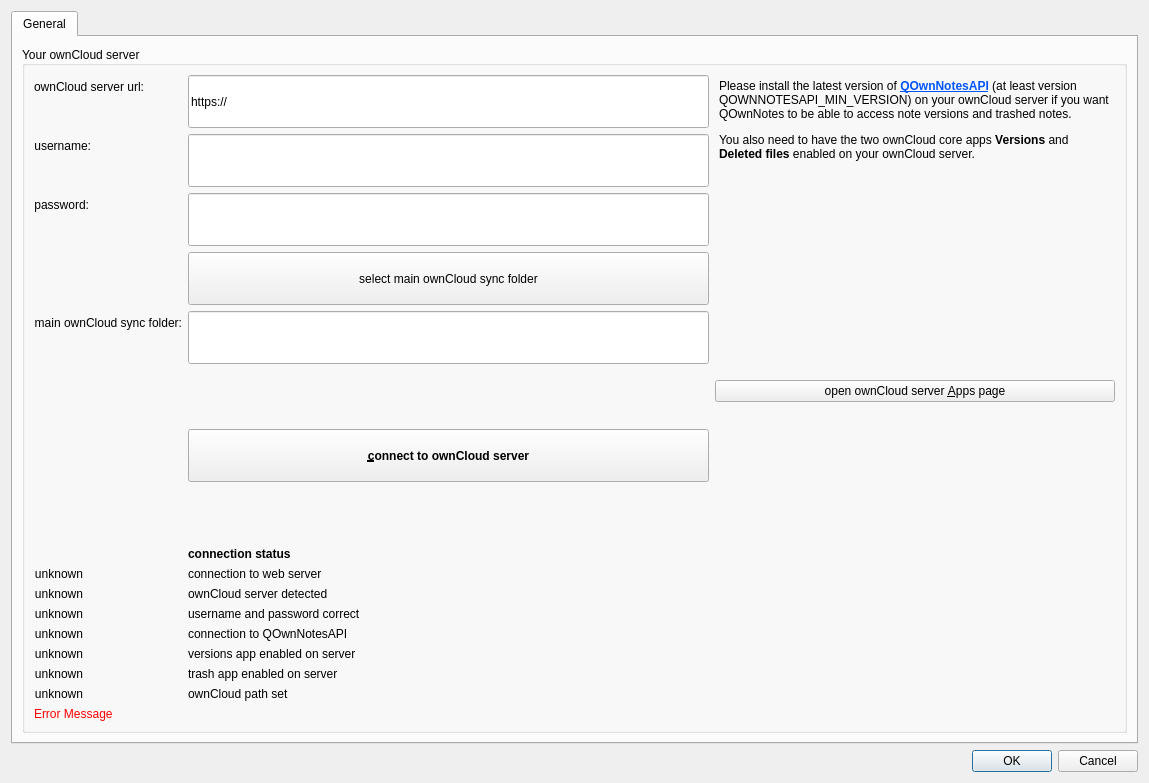
Qt form src/settingsdialog.ui (pbek/QOwnNotes) before a commit.
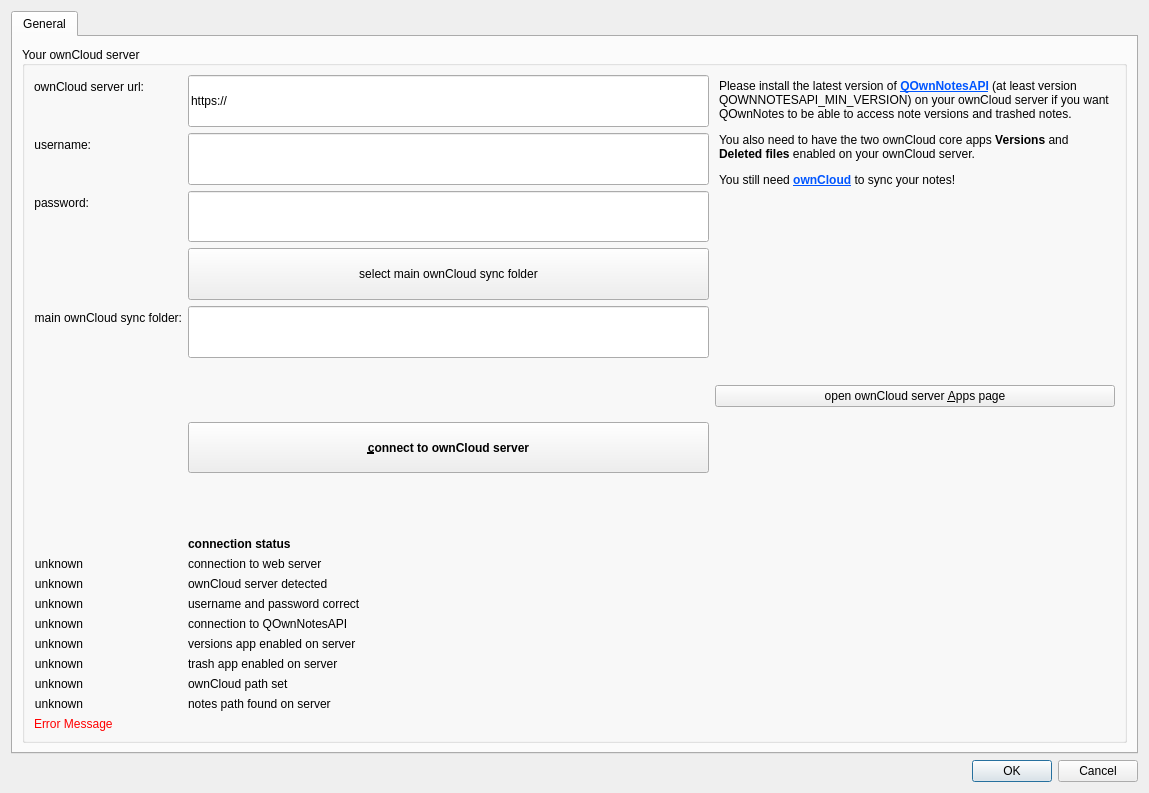
The same form after that commit. Icons and pictures are not drawn.

Commit message: added more explanations in the settings dialog added a check if the notes path was found on the server in the settings dialog (needs QOwnNotesAPI v0.4.1)

The edit to the form file:
```diff
--- a/src/settingsdialog.ui
+++ b/src/settingsdialog.ui
@@ -7,7 +7,7 @@
     <x>0</x>
     <y>0</y>
     <width>1149</width>
-    <height>783</height>
+    <height>793</height>
    </rect>
   </property>
   <property name="windowTitle">
@@ -165,7 +165,10 @@
                  </size>
                 </property>
                 <property name="toolTip">
-                 <string>&lt;html&gt;&lt;head/&gt;&lt;body&gt;&lt;p&gt;We need the local ownCloud base directory to derermine the directory where we will find the note file on your ownCloud server.&lt;/p&gt;&lt;/body&gt;&lt;/html&gt;</string>
+                 <string>&lt;html&gt;&lt;head/&gt;&lt;body&gt;&lt;p&gt;We need your main ownCloud sync folder to derermine the directory where we will find the note file on your ownCloud server.&lt;/p&gt;&lt;p&gt;This should &lt;span style=&quot; font-weight:600;&quot;&gt;not&lt;/span&gt; your notes folder. The notes folder is usually &lt;span style=&quot; font-weight:600;&quot;&gt;in&lt;/span&gt; the ownCloud sync folder.&lt;/p&gt;&lt;/body&gt;&lt;/html&gt;</string>
+                </property>
+                <property name="readOnly">
+                 <bool>true</bool>
                 </property>
                </widget>
               </item>
@@ -285,7 +288,7 @@
                  <string>&lt;html&gt;&lt;head/&gt;&lt;body&gt;&lt;p&gt;Click here to test the connection to your ownCloud server.&lt;/p&gt;&lt;/body&gt;&lt;/html&gt;</string>
                 </property>
                 <property name="styleSheet">
-                 <string notr="true">font-weight: bold;</string>
+                 <string notr="true">QPushButton { font-weight: bold; }</string>
                 </property>
                 <property name="text">
                  <string>&amp;connect to ownCloud server</string>
@@ -383,6 +386,23 @@
                 </property>
                </widget>
               </item>
+              <item row="17" column="1">
+               <widget class="QLabel" name="check8Label">
+                <property name="text">
+                 <string>notes path found on server</string>
+                </property>
+               </widget>
+              </item>
+              <item row="17" column="0">
+               <widget class="QLabel" name="ok8Label">
+                <property name="text">
+                 <string>unknown</string>
+                </property>
+                <property name="alignment">
+                 <set>Qt::AlignRight|Qt::AlignTrailing|Qt::AlignVCenter</set>
+                </property>
+               </widget>
+              </item>
              </layout>
             </item>
             <item row="0" column="1">
@@ -417,7 +437,8 @@
 p, li { white-space: pre-wrap; }
 &lt;/style&gt;&lt;/head&gt;&lt;body style=&quot; font-family:'Sans Serif'; font-size:9pt; font-weight:400; font-style:normal;&quot;&gt;
 &lt;p style=&quot; margin-top:12px; margin-bottom:12px; margin-left:0px; margin-right:0px; -qt-block-indent:0; text-indent:0px;&quot;&gt;Please install the latest version of &lt;a href=&quot;https://apps.owncloud.com/content/show.php?content=173817&quot;&gt;&lt;span style=&quot; font-weight:600; text-decoration: underline; color:#0055ff;&quot;&gt;QOwnNotesAPI&lt;/span&gt;&lt;/a&gt; (at least version QOWNNOTESAPI_MIN_VERSION) on your ownCloud server if you want QOwnNotes to be able to access note versions and trashed notes.&lt;/p&gt;
-&lt;p style=&quot; margin-top:12px; margin-bottom:12px; margin-left:0px; margin-right:0px; -qt-block-indent:0; text-indent:0px;&quot;&gt;You also need to have the two ownCloud core apps &lt;span style=&quot; font-weight:600;&quot;&gt;Versions&lt;/span&gt; and &lt;span style=&quot; font-weight:600;&quot;&gt;Deleted files&lt;/span&gt; enabled on your ownCloud server.&lt;/p&gt;&lt;/body&gt;&lt;/html&gt;</string>
+&lt;p style=&quot; margin-top:12px; margin-bottom:12px; margin-left:0px; margin-right:0px; -qt-block-indent:0; text-indent:0px;&quot;&gt;You also need to have the two ownCloud core apps &lt;span style=&quot; font-weight:600;&quot;&gt;Versions&lt;/span&gt; and &lt;span style=&quot; font-weight:600;&quot;&gt;Deleted files&lt;/span&gt; enabled on your ownCloud server.&lt;/p&gt;
+&lt;p style=&quot; margin-top:12px; margin-bottom:12px; margin-left:0px; margin-right:0px; -qt-block-indent:0; text-indent:0px;&quot;&gt;You still need &lt;a href=&quot;https://owncloud.org/&quot;&gt;&lt;span style=&quot; font-weight:600; text-decoration: underline; color:#0055ff;&quot;&gt;ownCloud&lt;/span&gt;&lt;/a&gt; to sync your notes!&lt;/p&gt;&lt;/body&gt;&lt;/html&gt;</string>
                 </property>
                 <property name="openExternalLinks">
                  <bool>true</bool>
```
Left out of the diff: 2 changed lines with no effect on the pictures. The commit also changes 4 other files.
